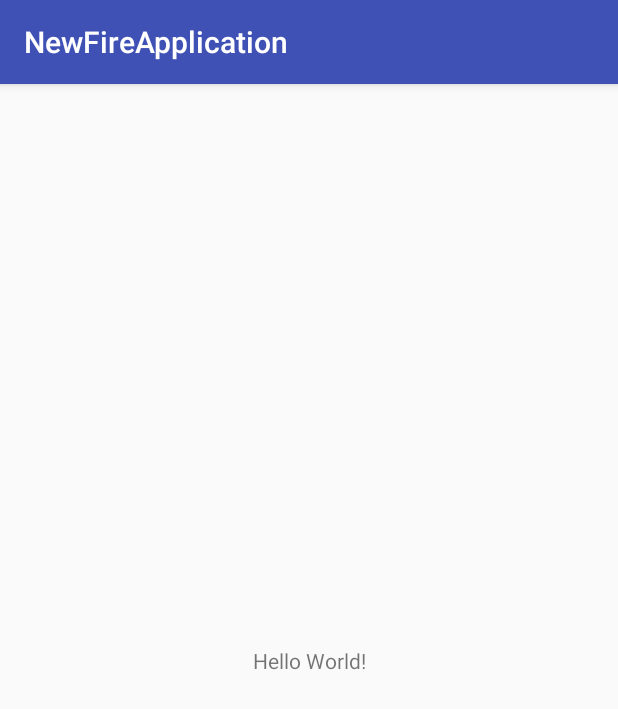
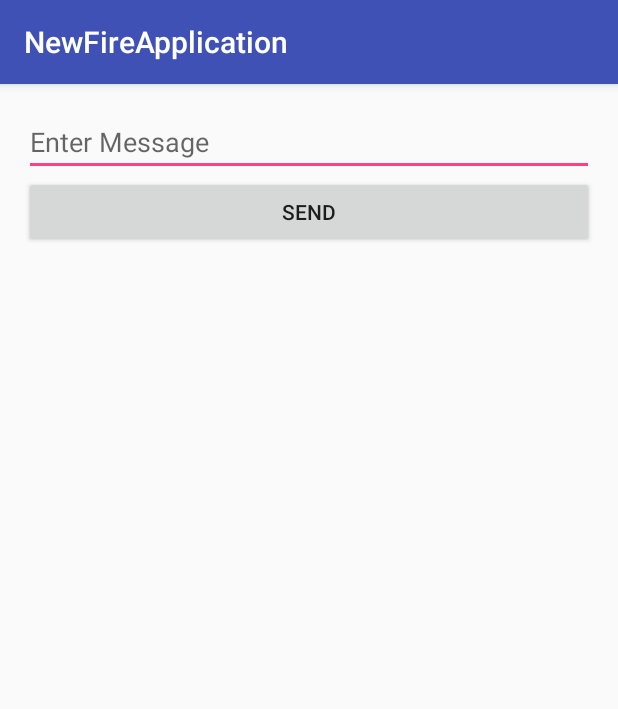
Before and after one commit to phillip-ables/android-firebase-chat-app, an Android app: the screen it shows after launch (MainActivity), on a phone screen of 412 x 824 dp. Shown: the top 709 px of the screen. Run offline under Robolectric (Android 15) with nearby library versions, the phone set to English and light mode, and no system bars; our stand-ins replace Firebase (no records; nobody signed in at launch, a user with empty details on screens opened directly).

Commit message:
linear layout in main activity with vertical orientation, EditText Message, buttonSend onclick sendMessage

```diff
--- a/NewFireApplication/app/src/main/res/layout/activity_main.xml
+++ b/NewFireApplication/app/src/main/res/layout/activity_main.xml
@@ -1,18 +1,27 @@
 <?xml version="1.0" encoding="utf-8"?>
-<android.support.constraint.ConstraintLayout xmlns:android="http://schemas.android.com/apk/res/android"
+<LinearLayout xmlns:android="http://schemas.android.com/apk/res/android"
     xmlns:app="http://schemas.android.com/apk/res-auto"
     xmlns:tools="http://schemas.android.com/tools"
     android:layout_width="match_parent"
     android:layout_height="match_parent"
+    android:orientation="vertical"
+    android:paddingBottom="16dp"
+    android:paddingLeft="16dp"
+    android:paddingRight="16dp"
+    android:paddingTop="16dp"
     tools:context="com.example.techtron.newfireapplication.MainActivity">
 
-    <TextView
-        android:layout_width="wrap_content"
+    <EditText
+        android:id="@+id/editTextMessage"
+        android:layout_width="match_parent"
         android:layout_height="wrap_content"
-        android:text="Hello World!"
-        app:layout_constraintBottom_toBottomOf="parent"
-        app:layout_constraintLeft_toLeftOf="parent"
-        app:layout_constraintRight_toRightOf="parent"
-        app:layout_constraintTop_toTopOf="parent" />
+        android:hint="Enter Message"/>
 
-</android.support.constraint.ConstraintLayout>
+    <Button
+        android:id="@+id/buttonSend"
+        android:layout_width="match_parent"
+        android:layout_height="wrap_content"
+        android:text="Send"
+        android:onClick="sendMessage"/>
+
+</LinearLayout>
```
